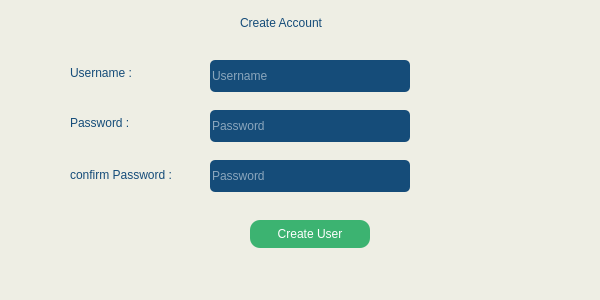
The window that front/Createusername.ui (sajadghandehari/Design-ejector-simulation-software) describes before a commit, drawn with Qt 5.
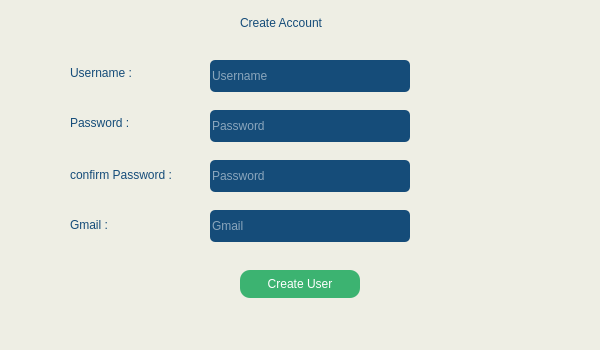
The same window after the commit.

```diff
--- a/front/Createusername.ui
+++ b/front/Createusername.ui
@@ -7,7 +7,7 @@
     <x>0</x>
     <y>0</y>
     <width>600</width>
-    <height>300</height>
+    <height>350</height>
    </rect>
   </property>
   <property name="windowTitle">
@@ -92,8 +92,8 @@
    <widget class="QPushButton" name="CreateButton">
     <property name="geometry">
      <rect>
-      <x>250</x>
-      <y>220</y>
+      <x>240</x>
+      <y>270</y>
       <width>120</width>
       <height>28</height>
      </rect>
@@ -192,6 +192,50 @@
      <string>confirm Password :</string>
     </property>
    </widget>
+   <widget class="QLabel" name="label_5">
+    <property name="geometry">
+     <rect>
+      <x>70</x>
+      <y>212</y>
+      <width>80</width>
+      <height>25</height>
+     </rect>
+    </property>
+    <property name="styleSheet">
+     <string notr="true">font: 75 9pt &quot;Calibri (Body)&quot;;
+color:   rgb(21,76,121);
+ </string>
+    </property>
+    <property name="text">
+     <string>Gmail :</string>
+    </property>
+   </widget>
+   <widget class="QLineEdit" name="create_gmail">
+    <property name="geometry">
+     <rect>
+      <x>210</x>
+      <y>210</y>
+      <width>200</width>
+      <height>32</height>
+     </rect>
+    </property>
+    <property name="styleSheet">
+     <string notr="true">font: 75 8pt &quot;Calibri (Body)&quot;;
+background-color: rgb(21,76,121);
+color: rgb(255, 255, 255);
+border-radius:5px;
+
+
+
+</string>
+    </property>
+    <property name="text">
+     <string/>
+    </property>
+    <property name="placeholderText">
+     <string>Gmail</string>
+    </property>
+   </widget>
    <zorder>label_4</zorder>
    <zorder>lineEdit</zorder>
    <zorder>lineEdit_2</zorder>
```
Left out of the diff: 14 changed lines with no effect on the pictures.
